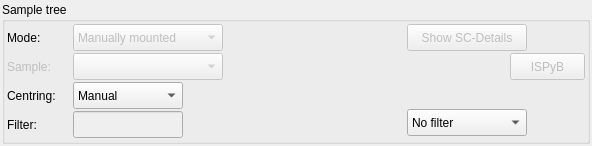
First picture: the form in Bricks/widgets/ui_files/Qt4_sample_changer_widget_layout.ui, repository mxcube/mxcubeqt, before the edit.
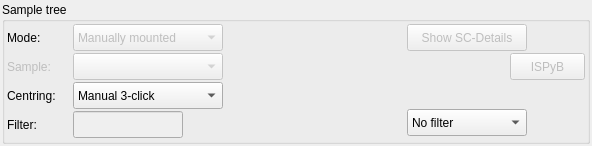
Second picture: the form after the edit. Icons and pictures are not drawn.

```diff
--- a/Bricks/widgets/ui_files/Qt4_sample_changer_widget_layout.ui
+++ b/Bricks/widgets/ui_files/Qt4_sample_changer_widget_layout.ui
@@ -226,7 +226,7 @@
            <widget class="QComboBox" name="centring_cbox">
             <property name="minimumSize">
              <size>
-              <width>110</width>
+              <width>150</width>
               <height>27</height>
              </size>
             </property>
@@ -239,14 +239,17 @@
             <property name="toolTip">
              <string>&lt;B&gt;Manual&lt;/B&gt; 3-Click centring &lt;BR&gt; &lt;B&gt;Semi Automatic&lt;/B&gt; - Gives the possibility to confirm centring &lt;BR&gt; &lt;B&gt;Fully Automatic&lt;/B&gt; - Continues without waiting for confirmation</string>
             </property>
+            <property name="currentIndex">
+             <number>1</number>
+            </property>
             <item>
              <property name="text">
-              <string>Manual</string>
+              <string>No centring</string>
              </property>
             </item>
             <item>
              <property name="text">
-              <string>Semi Automatic</string>
+              <string>Manual 3-click</string>
              </property>
             </item>
             <item>
```
Left out of the diff: 12 changed lines with no effect on the pictures.
